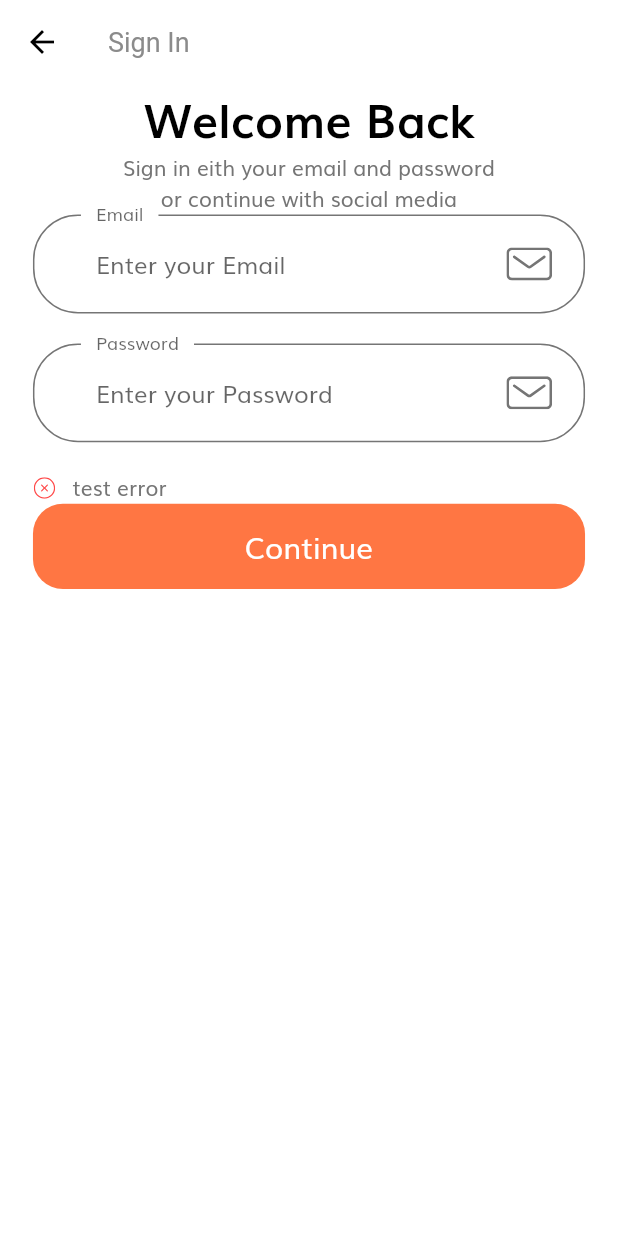
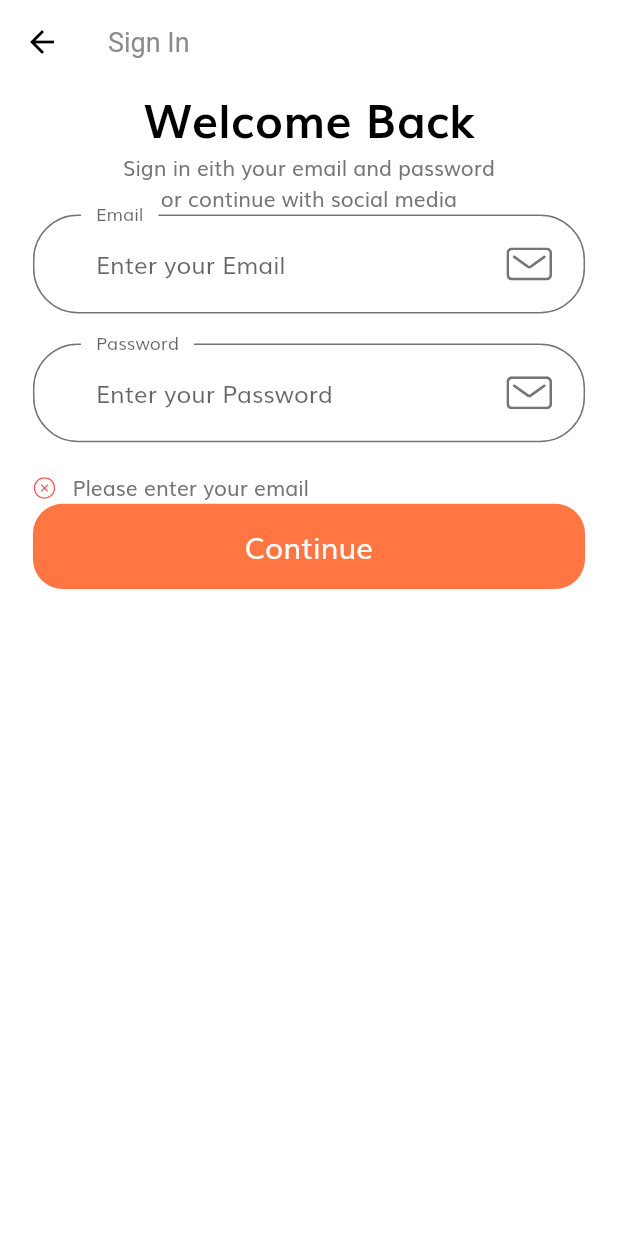
Before and after one commit to JARNBOY/TutorialScreenApp_flutter, a Flutter app: the SignInScreen screen opened by its route, after a tap on "Continue", on a phone screen of 412 x 824 dp. Run offline on Flutter 3.47's test engine with Material 2 defaults, Android fonts, the phone set to English and light mode, and no system bars; our stand-ins replace flutter_svg.

Commit message:
add constant error

```diff
--- a/lib/constant.dart
+++ b/lib/constant.dart
@@ -11,3 +11,15 @@ const kSecondaryColor = Color(0xFF979797);
 const kTextColor = Color(0xFF757575);
 
 const kAnimationDuration = Duration(milliseconds: 200);
+
+// Form Error
+final RegExp emailValidatorRegExp =
+    RegExp(r"^[a-zA-Z0-9.]+@[a-zA-Z0-9]+\.[a-zA-Z]+");
+const String kEmailNullError = "Please Enter your email";
+const String kInvalidEmailError = "Please Enter Valid Email";
+const String kPassNullError = "Please Enter your password";
+const String kShortPassError = "Password is too short";
+const String kMatchPassError = "Passwords don't match";
+const String kNamelNullError = "Please Enter your name";
+const String kPhoneNumberNullError = "Please Enter your phone number";
+const String kAddressNullError = "Please Enter your address";
--- a/lib/screens/splash/sign_in/components/body_signin.dart
+++ b/lib/screens/splash/sign_in/components/body_signin.dart
@@ -41,7 +41,7 @@ class SignForm extends StatefulWidget {
 
 class _SignFormState extends State<SignForm> {
   final _formKey = GlobalKey<FormState>();
-  final List<String> errors = ["test error"];
+  final List<String> errors = [];
   @override
   Widget build(BuildContext context) {
     return Form(
@@ -57,7 +57,13 @@ class _SignFormState extends State<SignForm> {
             height: 20,
           ),
           FormErrors(errors: errors),
-          DefaultButton(text: "Continue", press: () {}),
+          DefaultButton(
+              text: "Continue",
+              press: () {
+                if (_formKey.currentState.validate()) {
+                  _formKey.currentState.save();
+                }
+              }),
         ],
       ),
     );
```
